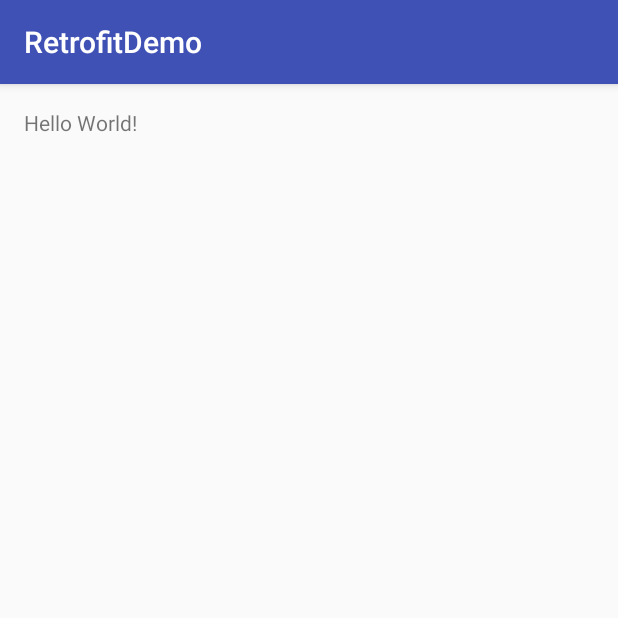
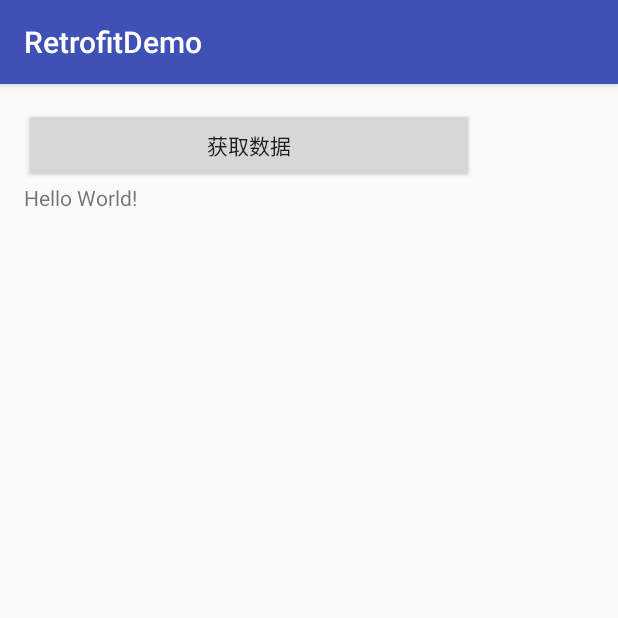
Before and after one commit to wuhongsheng/Demo, an Android app: the screen it shows after launch (MainActivity), on a phone screen of 412 x 824 dp, the top half of it. Run offline under Robolectric (Android 15) with nearby library versions, the phone set to English and light mode, and no system bars.

Commit message:
增加Retrofit DEMO

```diff
--- a/retrofitdemo/src/main/java/com/titan/api/GitHubService.java
+++ b/retrofitdemo/src/main/java/com/titan/api/GitHubService.java
@@ -6,6 +6,7 @@ import com.titan.model.Contributor;
 import java.util.List;
 
 import retrofit2.Call;
+import retrofit2.Callback;
 import retrofit2.http.GET;
 import retrofit2.http.Path;
 
@@ -14,4 +15,9 @@ public interface GitHubService {
     Call<List<Contributor>> contributors(
             @Path("owner") String owner,
             @Path("repo") String repo);
+    @GET("/repos/{owner}/{repo}/contributors")
+    Call<List<Contributor>> contributors(
+            @Path("owner") String owner,
+            @Path("repo") String repo, Callback<List<Contributor>> response);
+
 }
--- a/retrofitdemo/src/main/java/com/titan/retrofitdemo/MainActivity.java
+++ b/retrofitdemo/src/main/java/com/titan/retrofitdemo/MainActivity.java
@@ -2,6 +2,8 @@ package com.titan.retrofitdemo;
 
 import android.os.Bundle;
 import android.support.v7.app.AppCompatActivity;
+import android.view.View;
+import android.widget.TextView;
 
 import com.titan.api.GitHubService;
 import com.titan.model.Contributor;
@@ -15,11 +17,20 @@ import retrofit2.Retrofit;
 
 public class MainActivity extends AppCompatActivity {
     public static final String API_URL = "https://api.github.com";
+    TextView tv;
+    String info = "";
 
     @Override
     protected void onCreate(Bundle savedInstanceState) {
         super.onCreate(savedInstanceState);
         setContentView(R.layout.activity_main);
+        tv = (TextView) findViewById(R.id.info);
+    }
+
+    public void onGetInfo(View view) {
+        new Thread(new Runnable() {
+            @Override
+            public void run() {
                 // Create a very simple REST adapter which points the GitHub API.
                 Retrofit retrofit = new Retrofit.Builder()
                         .baseUrl(API_URL)
@@ -30,17 +41,28 @@ public class MainActivity extends AppCompatActivity {
 
                 // Create a call instance for looking up Retrofit contributors.
                 Call<List<Contributor>> call = github.contributors("square", "retrofit");
-
                 // Fetch and print a list of the contributors to the library.
                 List<Contributor> contributors = null;
+
                 try {
                     contributors = call.execute().body();
                 } catch (IOException e) {
                     e.printStackTrace();
                 }
+
                 for (Contributor contributor : contributors) {
+                    info = info + "\n" + contributor.login + " (" + contributor.contributions + ")";
                     System.out.println(contributor.login + " (" + contributor.contributions + ")");
                 }
+                runOnUiThread(new Runnable() {
+                    @Override
+                    public void run() {
+                        tv.setText(info);
                     }
+                });
 
             }
+        }).start();
+
+    }
+}
--- a/retrofitdemo/src/main/res/layout/activity_main.xml
+++ b/retrofitdemo/src/main/res/layout/activity_main.xml
@@ -7,7 +7,17 @@
     android:paddingRight="@dimen/activity_horizontal_margin"
     android:paddingTop="@dimen/activity_vertical_margin"
     tools:context="com.titan.retrofitdemo.MainActivity">
+    <Button
+        android:id="@+id/btn_get"
+        android:layout_width="300dp"
+        android:layout_height="50dp"
+        android:onClick="onGetInfo"
+        android:text="获取数据"/>
 
-    <TextView android:layout_width="wrap_content" android:layout_height="wrap_content"
+    <TextView
+        android:id="@+id/info"
+        android:layout_below="@+id/btn_get"
+        android:layout_width="wrap_content"
+        android:layout_height="wrap_content"
         android:text="Hello World!" />
 </RelativeLayout>
```
Lines whose indentation alone changed are shown as unchanged.
